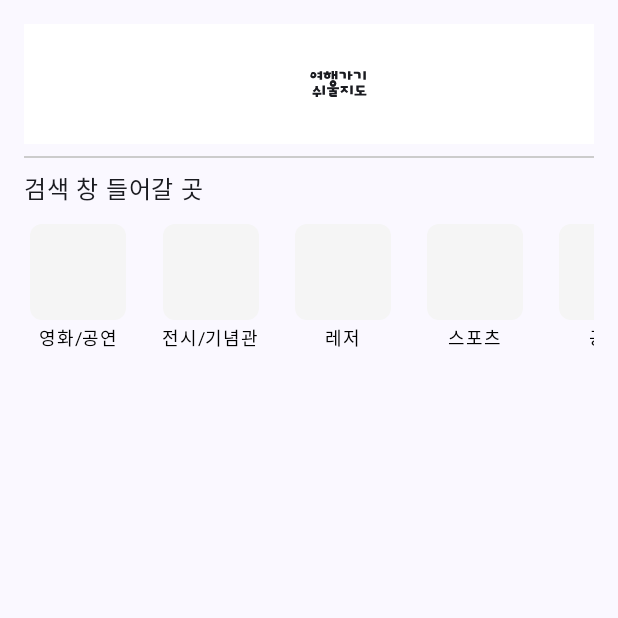
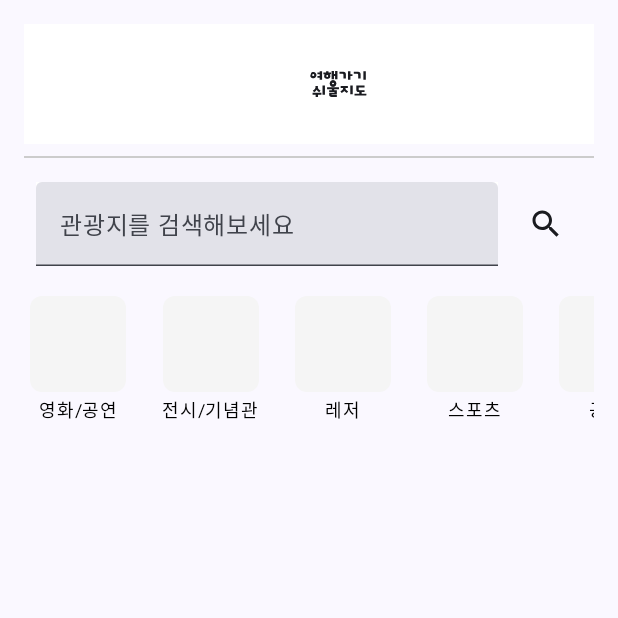
Before and after one commit to HungryBros/AbleToTrip, an Android app built with Jetpack Compose: the HomeScreen screen opened through its navigation route, on a phone screen of 412 x 824 dp, the top half of it. Run offline under Robolectric (Android 15) with nearby library versions, the phone set to English and light mode, and no system bars; our stand-ins replace livedata-compose; libraries missing offline, so code that uses them is left out: com.kakao.sdk; 2 statements that could not run were skipped.

Commit message:
[FE] feat: 검색창  키워드 입력까지 완성

```diff
--- /dev/null
+++ b/frontend/abletotrip/app/src/main/java/com/hungrybrothers/abletotrip/ui/components/SearchBar.kt
@@ -0,0 +1,62 @@
+package com.hungrybrothers.abletotrip.ui.components
+
+import androidx.compose.foundation.background
+import androidx.compose.foundation.layout.Row
+import androidx.compose.foundation.layout.fillMaxWidth
+import androidx.compose.foundation.layout.padding
+import androidx.compose.material.icons.Icons
+import androidx.compose.material.icons.filled.Clear
+import androidx.compose.material.icons.filled.Search
+import androidx.compose.material3.Icon
+import androidx.compose.material3.IconButton
+import androidx.compose.material3.MaterialTheme
+import androidx.compose.material3.Text
+import androidx.compose.material3.TextField
+import androidx.compose.runtime.Composable
+import androidx.compose.ui.Alignment
+import androidx.compose.ui.Modifier
+import androidx.compose.ui.graphics.Color
+import androidx.compose.ui.unit.dp
+
+@Composable
+fun SearchBar(
+    text: String,
+    onValueChange: (String) -> Unit,
+    onSearch: () -> Unit,
+    placeholder: String,
+    onClear: () -> Unit,
+) {
+    Row(
+        verticalAlignment = Alignment.CenterVertically,
+        modifier =
+            Modifier
+                .fillMaxWidth()
+                .padding(horizontal = 8.dp, vertical = 8.dp),
+    ) {
+        TextField(
+            value = text,
+            onValueChange = onValueChange,
+            placeholder = {
+                Text(placeholder)
+            },
+            singleLine = true,
+            modifier =
+                Modifier
+                    .weight(1f)
+                    .padding(end = 8.dp)
+                    .background(color = Color.White),
+            textStyle = MaterialTheme.typography.bodyLarge.copy(color = MaterialTheme.colorScheme.onSurface),
+            trailingIcon = {
+                if (text.isNotEmpty()) {
+                    IconButton(onClick = onClear) {
+                        Icon(imageVector = Icons.Default.Clear, contentDescription = "Clear")
+                    }
+                }
+            },
+        )
+
+        IconButton(onClick = onSearch) {
+            Icon(imageVector = Icons.Default.Search, contentDescription = "Search")
+        }
+    }
+}
--- a/frontend/abletotrip/app/src/main/java/com/hungrybrothers/abletotrip/ui/network/KtorClient.kt
+++ b/frontend/abletotrip/app/src/main/java/com/hungrybrothers/abletotrip/ui/network/KtorClient.kt
@@ -18,7 +18,7 @@ import io.ktor.serialization.kotlinx.json.json
 import kotlinx.serialization.json.Json
 
 object KtorClient {
-    private const val BASE_URL = "http://10.0.2.2:8000/"
+    private const val BASE_URL = "http://k10a607.p.ssafy.io:8087/"
     var authToken: String? = null
 
     val client =
--- a/frontend/abletotrip/app/src/main/java/com/hungrybrothers/abletotrip/ui/screen/HomeScreen.kt
+++ b/frontend/abletotrip/app/src/main/java/com/hungrybrothers/abletotrip/ui/screen/HomeScreen.kt
@@ -7,13 +7,13 @@ import androidx.compose.foundation.layout.Column
 import androidx.compose.foundation.layout.padding
 import androidx.compose.foundation.layout.size
 import androidx.compose.foundation.lazy.LazyRow
-import androidx.compose.material3.Text
 import androidx.compose.runtime.Composable
 import androidx.compose.runtime.getValue
 import androidx.compose.runtime.mutableStateOf
 import androidx.compose.runtime.remember
 import androidx.compose.runtime.setValue
 import androidx.compose.ui.Modifier
+import androidx.compose.ui.platform.LocalSoftwareKeyboardController
 import androidx.compose.ui.res.painterResource
 import androidx.compose.ui.tooling.preview.Preview
 import androidx.compose.ui.unit.dp
@@ -22,6 +22,7 @@ import androidx.navigation.compose.rememberNavController
 import com.hungrybrothers.abletotrip.R
 import com.hungrybrothers.abletotrip.ui.components.CategorySecond
 import com.hungrybrothers.abletotrip.ui.components.HeaderBar
+import com.hungrybrothers.abletotrip.ui.components.SearchBar
 import com.hungrybrothers.abletotrip.ui.network.KtorClient
 import io.ktor.client.call.body
 import io.ktor.client.request.get
@@ -32,6 +33,11 @@ fun HomeScreen(navController: NavController) {
     var data by remember { mutableStateOf<Any?>(null) }
     // TODO: 로딩 애니메이션 넣을 때 사용할 코드(아직 사용 안 함)
     var isLoading by remember { mutableStateOf(true) }
+
+    // 관광지 검색 키워드
+    var text by remember { mutableStateOf("") }
+    // 키보드
+    val keyboardController = LocalSoftwareKeyboardController.current
 
     // TODO: 데이터 연결 시 주석 해제
 //    LaunchedEffect(key1 = true) {
@@ -51,7 +57,20 @@ fun HomeScreen(navController: NavController) {
 //          (여기에 아래 코드를 넣어주세요, 검색창, CategorySecond는 그대로 두고)
 //        }
 
-        Text(text = "검색 창 들어갈 곳")
+        SearchBar(
+            text = text,
+            placeholder = "관광지를 검색해보세요",
+            onClear = {
+                text = ""
+                keyboardController?.hide() // 키보드를 숨깁니다.
+            },
+            onSearch = {
+                navController.navigate("SearchScreen")
+            },
+            onValueChange = { newText ->
+                text = newText
+            },
+        )
 
         Box(
             modifier = Modifier.size(608.dp, 96.dp),
```
Also changed, not shown: frontend/abletotrip/app/src/main/java/com/hungrybrothers/abletotrip/ui/screen/SearchScreen.kt (+16 -2 lines).
